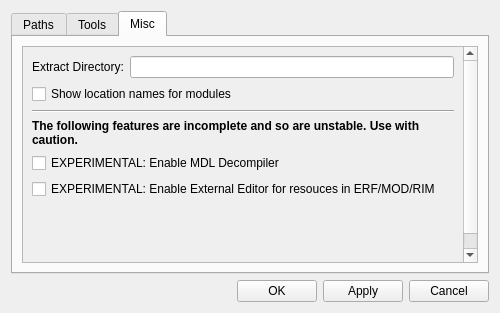
This is ui/misc/settings.ui in NickHugi/PyKotor as Qt 5 draws it before an edit. The edited form follows.
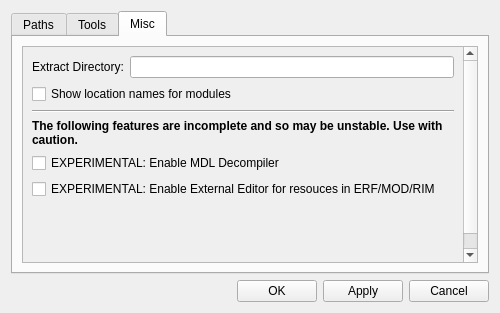
This is the edited form. The open tabs and pages were chosen to show the change.

Commit message: Create class for loading and saving QSettings

Patch:
```diff
--- a/ui/misc/settings.ui
+++ b/ui/misc/settings.ui
@@ -516,8 +516,8 @@
            <rect>
             <x>0</x>
             <y>0</y>
-            <width>456</width>
-            <height>218</height>
+            <width>439</width>
+            <height>228</height>
            </rect>
           </property>
           <layout class="QVBoxLayout" name="verticalLayout_3">
@@ -552,7 +552,7 @@
            <item>
             <widget class="QLabel" name="label_15">
              <property name="text">
-              <string>&lt;html&gt;&lt;head/&gt;&lt;body&gt;&lt;p&gt;&lt;span style=&quot; font-weight:600;&quot;&gt;The following features are incomplete and so are unstable. Use with caution.&lt;/span&gt;&lt;/p&gt;&lt;/body&gt;&lt;/html&gt;</string>
+              <string>&lt;html&gt;&lt;head/&gt;&lt;body&gt;&lt;p&gt;&lt;span style=&quot; font-weight:600;&quot;&gt;The following features are incomplete and so may be unstable. Use with caution.&lt;/span&gt;&lt;/p&gt;&lt;/body&gt;&lt;/html&gt;</string>
              </property>
              <property name="wordWrap">
               <bool>true</bool>
```
Left out of the diff: 9 changed lines with no effect on the pictures. The commit also changes 7 other files.
